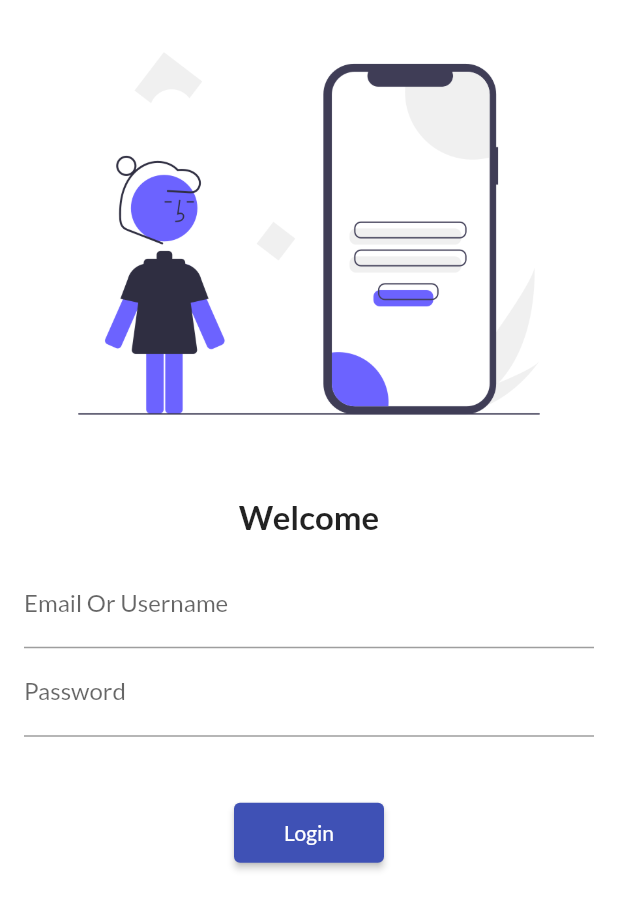
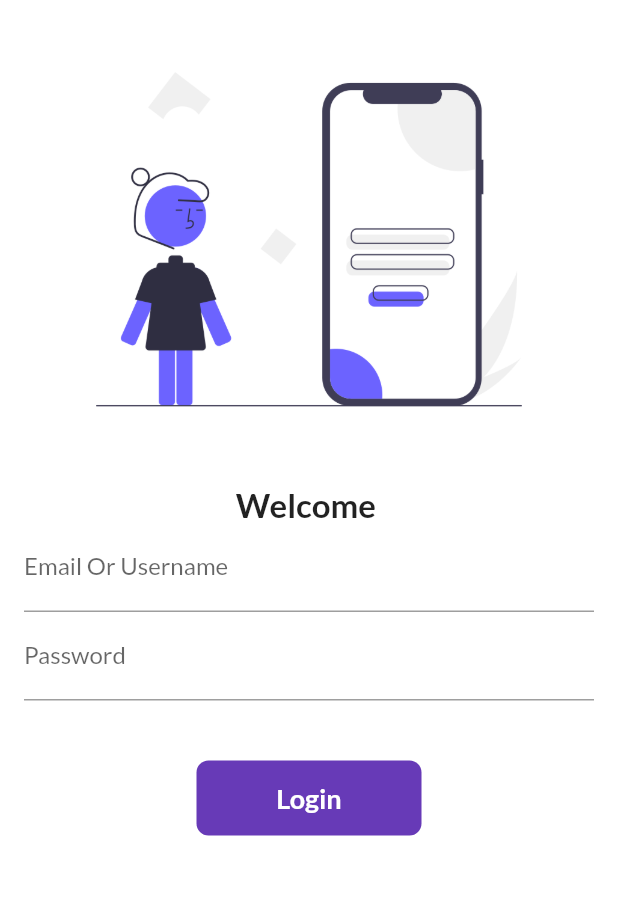
Before and after one commit to Chirag048/myappecom, a Flutter app: the screen it shows after launch, on a phone screen of 412 x 824 dp. Shown: the top 910 px of the screen. Run offline on Flutter 3.47's test engine with Material 2 defaults, Android fonts, the phone set to English and light mode, and no system bars; our stand-ins replace google_fonts.

Commit message:
Login page edit

```diff
--- a/lib/pages/login_page.dart
+++ b/lib/pages/login_page.dart
@@ -1,13 +1,43 @@
 import 'package:flutter/material.dart';
 
-class LoginPage extends StatelessWidget {
+class LoginPage extends StatefulWidget {
   const LoginPage({Key? key}) : super(key: key);
+
+  @override
+  State<LoginPage> createState() => _LoginPageState();
+}
+
+class _LoginPageState extends State<LoginPage> {
+  String name = '';
+  bool changeButton = false;
+
+  final _formKey = GlobalKey<FormState>();
+
+  moveToHome(BuildContext context) async {
+    if (_formKey.currentState!.validate()) {
+      setState(() {
+        changeButton = true;
+      });
+
+      await Future.delayed(const Duration(seconds: 1));
+
+      if (!mounted) return;
+      await Navigator.pushNamed(context, "/");
+      setState(() {
+        changeButton = false;
+      });
+    }
+  }
 
   @override
   Widget build(BuildContext context) {
     return Material(
       color: Colors.white,
       child: SingleChildScrollView(
+        child: Padding(
+          padding: const EdgeInsets.all(16.0),
+          child: Form(
+            key: _formKey,
             child: Column(
               children: [
                 Image.asset(
@@ -17,39 +47,87 @@ class LoginPage extends StatelessWidget {
                 const SizedBox(
                   height: 20.0,
                 ),
-            const Text(
-              "Welcome",
-              style: TextStyle(fontSize: 22, fontWeight: FontWeight.bold),
+                Text(
+                  "Welcome $name",
+                  style: const TextStyle(
+                      fontSize: 22, fontWeight: FontWeight.bold),
                 ),
-            Padding(
-              padding: const EdgeInsets.all(16.0),
-              child: Column(
+                Column(
                   children: [
                     TextFormField(
                       decoration: const InputDecoration(
                           hintText: "Enter Your Email Or Username",
                           labelText: "Email Or Username"),
+                      validator: (value) {
+                        if (value!.isEmpty) {
+                          return "Username cannot be empty";
+                        }
+
+                        return null;
+                      },
+                      onChanged: (value) {
+                        name = value;
+                        setState(() {});
+                      },
                     ),
+
                     TextFormField(
                       decoration: const InputDecoration(
-                        hintText: "Enter Your Password", labelText: "Password"),
+                          hintText: "Enter Your Password",
+                          labelText: "Password"),
+                      validator: (value) {
+                        if (value!.isEmpty) {
+                          return "Password cannot be empty";
+                        } else if (value.length < 6) {
+                          return "Password length should be atleast 6";
+                        }
+
+                        return null;
+                      },
                       obscureText: true,
                     ),
                     const SizedBox(
                       height: 40.0,
                     ),
-                  ElevatedButton(
-                    onPressed: () {
-                      Navigator.pushNamed(context, "/");
-                    },
-                    child: const Text("Login"),
-                    style:
-                        TextButton.styleFrom(minimumSize: const Size(100, 40)),
+
+                    Material(
+                      color: Colors.deepPurple,
+                      borderRadius:
+                          BorderRadius.circular(changeButton ? 50 : 8),
+                      child: InkWell(
+                        borderRadius: BorderRadius.circular(8),
+                        onTap: () => moveToHome(context),
+                        child: AnimatedContainer(
+                          duration: const Duration(seconds: 1),
+                          width: changeButton ? 50 : 150,
+                          height: 50,
+                          alignment: Alignment.center,
+                          child: changeButton
+                              ? const Icon(
+                                  Icons.done,
+                                  color: Colors.white,
+                                )
+                              : const Text("Login",
+                                  style: TextStyle(
+                                      color: Colors.white,
+                                      fontWeight: FontWeight.bold,
+                                      fontSize: 18)),
+                        ),
+                      ),
+                    )
+                    // ElevatedButton(
+                    //   onPressed: () {
+                    //     Navigator.pushNamed(context, "/");
+                    //   },
+                    //   child: const Text("Login"),
+                    //   style:
+                    //       TextButton.styleFrom(minimumSize: const Size(100, 40)),
+                    // )
+                  ],
                 )
               ],
             ),
-            )
-          ],
+          ),
         ),
       ),
     );
```
Lines whose indentation alone changed are shown as unchanged.
